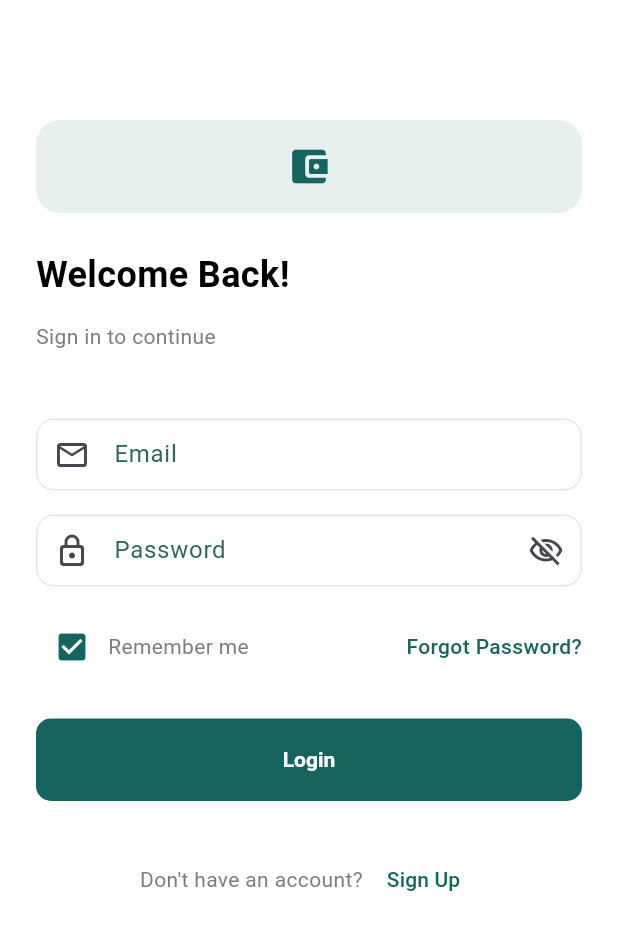
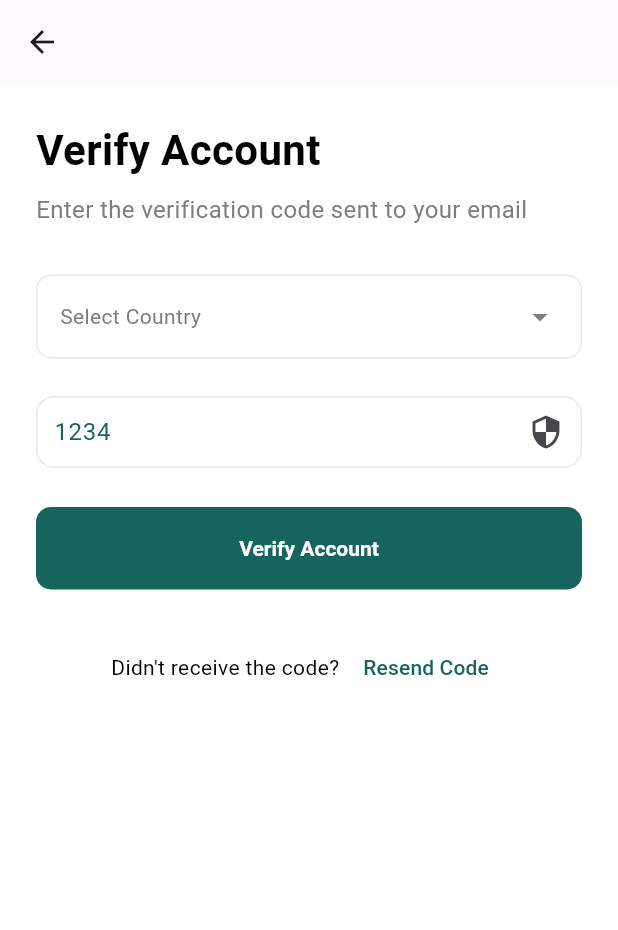
Before and after one commit to chisom-dev20/Pretium-Finance, a Flutter app: the LoginPage screen opened directly, after a tap on the "check box outline blank" icon, after a tap on "Login", on a phone screen of 412 x 824 dp. Shown: the top 930 px of the screen. Run offline on Flutter 3.47's test engine with Material 3 defaults, Android fonts, the phone set to English and light mode, and no system bars.

Commit message:
built verify account page and select country bottom sheet

```diff
--- /dev/null
+++ b/lib/components/app_dropdown_field.dart
@@ -0,0 +1,197 @@
+import 'package:flutter/material.dart';
+import 'package:pretium_finance/resources/app_colors.dart';
+
+// class AppDropdownField extends StatelessWidget {
+//   final List<String>? items;
+//   final List<DropdownMenuItem<dynamic>>? dropdownItems;
+//   final bool stringItems;
+//   final void Function(dynamic)? onChanged;
+//   final String? Function(dynamic)? validator;
+//   final String? hintText;
+//   final String? labelText;
+//   final dynamic valueHolder;
+//   final Widget? prefixWidget;
+//   final Color? fillColor;
+//   final bool hasFill;
+//   final bool required;
+
+//   const AppDropdownField({
+//     super.key,
+//     this.items,
+//     this.stringItems = true,
+//     this.dropdownItems,
+//     this.onChanged,
+//     this.hintText,
+//     this.prefixWidget,
+//     this.fillColor,
+//     this.hasFill = false,
+//     this.required = false,
+//     this.validator,
+//     this.valueHolder,
+//     this.labelText,
+//   });
+
+//   @override
+//   Widget build(BuildContext context) {
+//     return Padding(
+//       padding: const EdgeInsets.only(bottom: 15),
+//       child: Column(
+//         mainAxisSize: MainAxisSize.min,
+//         children: [
+//           Visibility(
+//             visible: labelText != null,
+//             child: Padding(
+//               padding: const EdgeInsets.only(bottom: 6),
+//               child: Row(
+//                 children: [
+//                   Text(
+//                     labelText ?? '',
+//                     style: const TextStyle(
+//                         color: AppColors.primaryColor,
+//                         fontSize: 14,
+//                         fontWeight: FontWeight.w400),
+//                   ),
+//                   Visibility(
+//                     visible: required,
+//                     child: const Text(
+//                       '*',
+//                       style: TextStyle(
+//                           color: Color.fromRGBO(255, 54, 36, 0.5),
+//                           fontSize: 14,
+//                           fontWeight: FontWeight.w400),
+//                     ),
+//                   ),
+//                 ],
+//               ),
+//             ),
+//           ),
+//           SizedBox(
+//             height: 48,
+//             child: DropdownButtonFormField<dynamic>(
+//               //menuMaxHeight: 100,
+//               isExpanded: true,
+//               validator: validator,
+//               value: valueHolder,
+//               icon: const Icon(
+//                 Icons.arrow_drop_down,
+//                 color: AppColors.grey,
+//               ),
+//               style: const TextStyle(
+//                 overflow: TextOverflow.ellipsis,
+//                 color: AppColors.black,
+//                 // fontFamily: AppFonts.defaultFont,
+//               ),
+//               decoration: InputDecoration(
+//                 contentPadding: const EdgeInsets.only(
+//                     left: 10,
+//                     top: 10,
+//                     right: 10),
+//                 hintText: hintText,
+//                 hintStyle: const TextStyle(
+//                   color: Color.fromRGBO(166, 164, 164, 1),
+//                   fontSize: 14,
+//                   fontWeight: FontWeight.w400,
+//                 ),
+//                 enabledBorder: OutlineInputBorder(
+//                   borderRadius:
+//                       BorderRadius.circular(10),
+//                   borderSide: const BorderSide(color: AppColors.grey100),
+//                 ),
+//                 focusedBorder: OutlineInputBorder(
+//                   borderRadius:
+//                       BorderRadius.circular(10),
+//                   borderSide: const BorderSide(color: AppColors.grey100),
+//                 ),
+//                 border: OutlineInputBorder(
+//                   borderRadius: BorderRadius.circular(4),
+//                   borderSide: const BorderSide(
+//                       color: AppColors.grey100, width: 2.0),
+//                 ),
+//               ),
+//               items: stringItems == true
+//                   ? (items ?? [])
+//                       .map((e) => DropdownMenuItem<String>(
+//                             value: e,
+//                             child: Text(e),
+//                           ))
+//                       .toList()
+//                   : (dropdownItems ?? []),
+//               onChanged: onChanged,
+//             ),
+//           ),
+//         ],
+//       ),
+//     );
+//   }
+// }
+
+class AppDropdownField extends StatelessWidget {
+  final String? hintText;
+  final String? labelText;
+  final dynamic valueHolder;
+  final Widget? prefixWidget;
+  final Color? fillColor;
+  final bool hasFill;
+  final bool required;
+  final VoidCallback? onTap;
+  final String? valueText;
+
+  const AppDropdownField({
+    super.key,
+    this.hintText,
+    this.labelText,
+    this.valueHolder,
+    this.prefixWidget,
+    this.fillColor,
+    this.hasFill = false,
+    this.required = false,
+    this.onTap,
+    this.valueText,
+  });
+
+  @override
+  Widget build(BuildContext context) {
+    return GestureDetector(
+      onTap: onTap,
+      child: Padding(
+        padding: const EdgeInsets.only(bottom: 15.0),
+        child: AbsorbPointer(
+          child: InputDecorator(
+            decoration: InputDecoration(
+              isDense: false,
+              contentPadding:
+                  const EdgeInsets.symmetric(horizontal: 12, vertical: 16),
+              hintText: hintText,
+              hintStyle: const TextStyle(
+                color: Color.fromRGBO(166, 164, 164, 1),
+                fontSize: 14,
+                fontWeight: FontWeight.w400,
+              ),
+              enabledBorder: OutlineInputBorder(
+                borderRadius: BorderRadius.circular(10),
+                borderSide: const BorderSide(color: AppColors.grey100),
+              ),
+              focusedBorder: OutlineInputBorder(
+                borderRadius: BorderRadius.circular(10),
+                borderSide: const BorderSide(color: AppColors.grey100),
+              ),
+            ),
+            child: Row(
+              mainAxisAlignment: MainAxisAlignment.spaceBetween,
+              children: [
+                Text(
+                  valueText ?? hintText ?? '',
+                  style: TextStyle(
+                    color: valueText != null ? AppColors.black : AppColors.grey,
+                    fontSize: 14,
+                  ),
+                ),
+                const Icon(Icons.arrow_drop_down, color: AppColors.grey),
+              ],
+            ),
+          ),
+        ),
+      ),
+    );
+  }
+}
--- a/lib/pages/login_page.dart
+++ b/lib/pages/login_page.dart
@@ -2,6 +2,7 @@ import 'package:flutter/material.dart';
 import 'package:pretium_finance/components/app_buttons.dart';
 import 'package:pretium_finance/components/app_form_fields.dart';
 import 'package:pretium_finance/pages/sign_up_page.dart';
+import 'package:pretium_finance/pages/verify_account_page.dart';
 import 'package:pretium_finance/resources/app_colors.dart';
 import 'package:pretium_finance/resources/app_strings.dart';
 import 'package:pretium_finance/resources/navigation/navigation.dart';
@@ -37,8 +38,10 @@ class _LoginPageState extends State<LoginPage> {
         child: Padding(
           padding: const EdgeInsets.only(left: 24.0, top: 80, right: 24),
           child: ListView(
-            // padding: const EdgeInsets.all(0),
             physics: const NeverScrollableScrollPhysics(),
+            children: [
+              Column(
+                crossAxisAlignment: CrossAxisAlignment.center,
                 children: [
                   Container(
                     padding: const EdgeInsets.all(16),
@@ -66,6 +69,8 @@ class _LoginPageState extends State<LoginPage> {
                     style: TextStyle(
                       color: AppColors.grey,
                     ),
+                  ),
+                ],
               ),
               const SizedBox(height: 45),
               const PrimaryTextFormField(
@@ -117,8 +122,12 @@ class _LoginPageState extends State<LoginPage> {
                 ],
               ),
               const SizedBox(height: 24),
-              const PrimaryButton(
-                child: Text(AppStrings.login),
+              PrimaryButton(
+                onTap: () {
+                  Navigation.navigateToScreen(
+                      context: context, screen: const VerifyAccountPage());
+                },
+                child: const Text(AppStrings.login),
               ),
               const SizedBox(height: 28),
               Row(
--- a/lib/pages/sign_up_page.dart
+++ b/lib/pages/sign_up_page.dart
@@ -139,7 +139,7 @@ class _SignUpPageState extends State<SignUpPage> {
                                 color: AppColors.primaryColor,
                                 fontWeight: FontWeight.w500),
                           ),
-                        )
+                        ),
                       ],
                     ),
                   ],
--- /dev/null
+++ b/lib/pages/verify_account_page.dart
@@ -0,0 +1,129 @@
+import 'package:flutter/material.dart';
+import 'package:pretium_finance/components/app_buttons.dart';
+import 'package:pretium_finance/components/app_dropdown_field.dart';
+import 'package:pretium_finance/components/app_form_fields.dart';
+import 'package:pretium_finance/components/bottom_sheets.dart';
+import 'package:pretium_finance/pages/select_country_bottom_sheet.dart';
+import 'package:pretium_finance/resources/app_colors.dart';
+import 'package:pretium_finance/resources/app_strings.dart';
+import 'package:pretium_finance/resources/navigation/navigation.dart';
+
+class VerifyAccountPage extends StatefulWidget {
+  const VerifyAccountPage({super.key});
+
+  @override
+  State<VerifyAccountPage> createState() => _VerifyAccountPageState();
+}
+
+class _VerifyAccountPageState extends State<VerifyAccountPage> {
+  String? selectedCountry;
+  bool resendCode = false;
+
+  @override
+  Widget build(BuildContext context) {
+    return Scaffold(
+      backgroundColor: AppColors.white,
+      appBar: AppBar(),
+      body: SafeArea(
+        child: Padding(
+          padding:
+              const EdgeInsets.only(left: 24, top: 24, right: 24, bottom: 20),
+          child: Column(
+            children: [
+              Expanded(
+                child: ListView(
+                  physics: const NeverScrollableScrollPhysics(),
+                  children: [
+                    const Text(
+                      AppStrings.verifyAccount,
+                      style: TextStyle(
+                          color: AppColors.black,
+                          fontSize: 28,
+                          fontWeight: FontWeight.bold),
+                    ),
+                    const SizedBox(height: 8),
+                    const Text(
+                      AppStrings.enterTheVerificationCodeSentToYourEmail,
+                      style: TextStyle(color: AppColors.grey, fontSize: 16),
+                    ),
+                    const SizedBox(height: 32),
+                    AppDropdownField(
+                      hintText: AppStrings.selectCountry,
+                      valueText: selectedCountry,
+                      onTap: () async {
+                        await showAppBottomSheet(
+                          context: context,
+                          title: 'Select Country',
+                          child: SelectCountryBottomSheet(
+                            onCountrySelected: (country) {
+                              setState(() {
+                                selectedCountry = country;
+                              });
+                              Navigation.back(context: context);
+                            },
+                          ),
+                        );
+                      },
+                    ),
+                    const SizedBox(height: 10),
+                    const PrimaryTextFormField(
+                      labelText: '1234',
+                      labelTextColor: AppColors.primaryColor,
+                      hintText: AppStrings.enter4DigitCode,
+                      suffixWidget: Icon(Icons.security),
+                    ),
+                    const SizedBox(height: 10),
+                    PrimaryButton(
+                      onTap: () {},
+                      child: const Text(AppStrings.verifyAccount),
+                    ),
+                    const SizedBox(height: 28),
+                    Row(
+                      mainAxisAlignment: MainAxisAlignment.center,
+                      children: [
+                        const Text(
+                          AppStrings.didntReceiveTheCode,
+                          style: TextStyle(color: AppColors.black),
+                        ),
+                        const SizedBox(width: 4),
+                        TextButton(
+                          onPressed: () {
+                            setState(() {
+                              resendCode = !resendCode;
+                            });
+                          },
+                          child: const Text(
+                            AppStrings.resendCode,
+                            style: TextStyle(
+                                color: AppColors.primaryColor,
+                                fontWeight: FontWeight.w500),
+                          ),
+                        ),
+                      ],
+                    ),
+                  ],
+                ),
+              ),
+              Visibility(
+                visible: resendCode,
+                child: Container(
+                  width: double.infinity,
+                  padding: const EdgeInsets.all(16),
+                  decoration: BoxDecoration(
+                      color: AppColors.primaryColor,
+                      borderRadius: BorderRadius.circular(6)),
+                  child: const Text(
+                    AppStrings.verificationCodeResent,
+                    style: TextStyle(
+                      color: AppColors.white,
+                    ),
+                  ),
+                ),
+              ),
+            ],
+          ),
+        ),
+      ),
+    );
+  }
+}
--- a/lib/pages/walk_through_page.dart
+++ b/lib/pages/walk_through_page.dart
@@ -18,7 +18,7 @@ class _WalkThroughPageState extends State<WalkThroughPage> {
   late PageController _pageController;
   int _currentPage = 0;
 
-  final Duration _slideAnimationDuration = const Duration(milliseconds: 300);
+  final Duration _slideAnimationDuration = const Duration(milliseconds: 350);
 
   final List<Carousel> _slideList = [
     Carousel(
--- a/lib/resources/app_strings.dart
+++ b/lib/resources/app_strings.dart
@@ -30,6 +30,15 @@ class AppStrings {
   static const dontHaveAnAccount = "Don't have an account?";
   static const signUp = 'Sign Up';
 
+  static const verifyAccount = 'Verify Account';
+  static const enterTheVerificationCodeSentToYourEmail =
+      'Enter the verification code sent to your email';
+  static const selectCountry = 'Select Country';
+  static const enter4DigitCode = 'Enter 4-digit code';
+  static const didntReceiveTheCode = "Didn't receive the code?";
+  static const resendCode = 'Resend Code';
+  static const verificationCodeResent = 'Verification code resent';
+
   //SignUp
   static const createAccount = 'Create Account';
   static const simplifyYourCryptoPaymentsWithUs =
```
Also changed, not shown: lib/components/bottom_sheets.dart (added, +113 -0 lines), lib/pages/select_country_bottom_sheet.dart (added, +83 -0 lines). Lines whose indentation alone changed are shown as unchanged.
